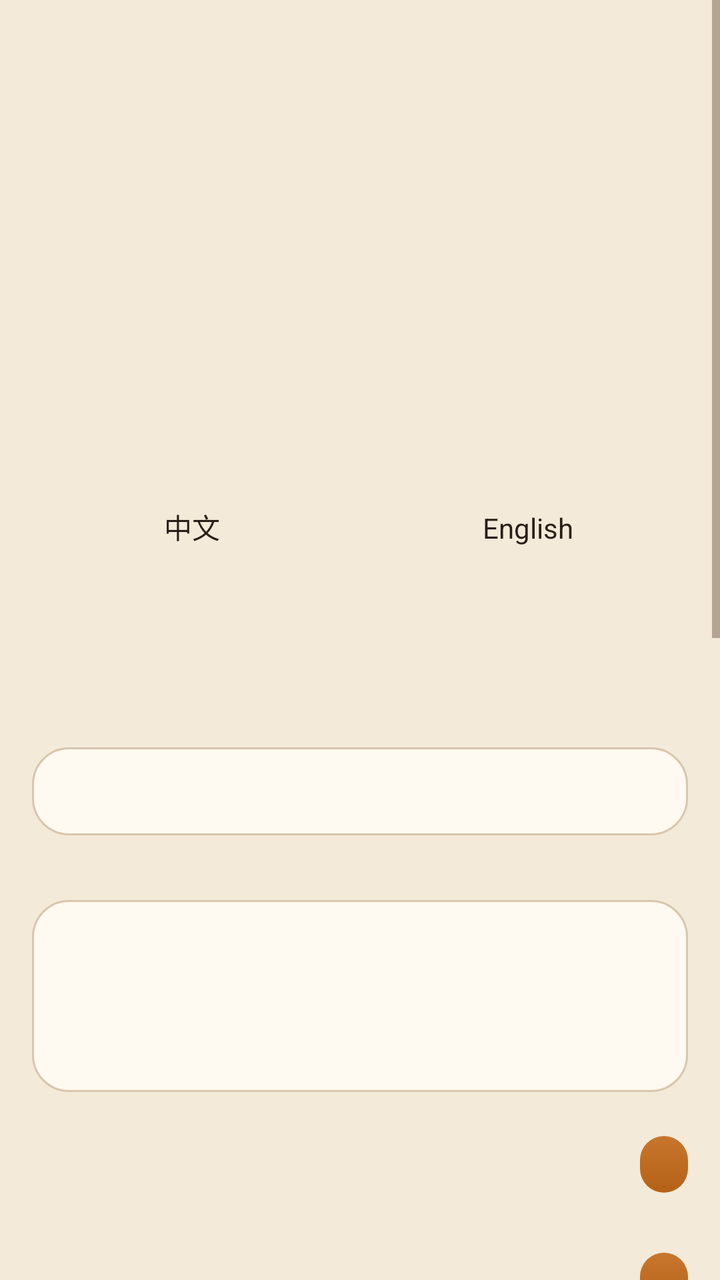
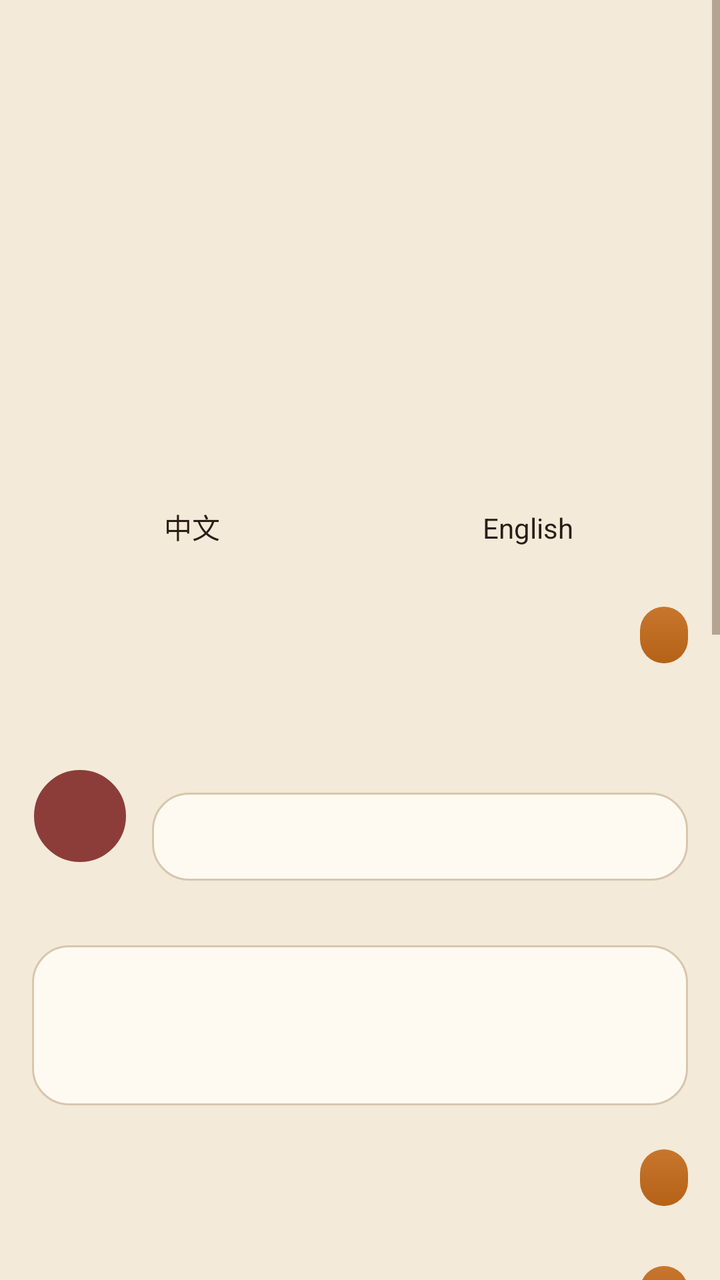

Compare the two renders of this Android layout. The source of the first and the diff that turns it into the second are given below.
<!-- AndroidManifest.xml: application theme Theme.Tavern -->
<!-- res/layout/panel_settings.xml -->
<?xml version="1.0" encoding="utf-8"?>
<ScrollView xmlns:android="http://schemas.android.com/apk/res/android"
    android:layout_width="match_parent"
    android:layout_height="match_parent"
    android:clipToPadding="false"
    android:paddingBottom="24dp">

    <LinearLayout
        android:layout_width="match_parent"
        android:layout_height="wrap_content"
        android:orientation="vertical"
        android:padding="16dp">

        <TextView
            android:id="@+id/titleSettings"
            android:layout_width="match_parent"
            android:layout_height="wrap_content"
            android:fontFamily="serif"
            android:textColor="@color/ink"
            android:textSize="22sp" />

        <TextView
            android:id="@+id/settingsHint"
            android:layout_width="match_parent"
            android:layout_height="wrap_content"
            android:layout_marginTop="6dp"
            android:textColor="@color/muted"
            android:textSize="12sp" />

        <TextView
            android:id="@+id/labelAppearance"
            android:layout_width="match_parent"
            android:layout_height="wrap_content"
            android:layout_marginTop="20dp"
            android:textColor="@color/candle"
            android:textSize="13sp" />

        <TextView
            android:id="@+id/appearanceHint"
            android:layout_width="match_parent"
            android:layout_height="wrap_content"
            android:layout_marginTop="4dp"
            android:textColor="@color/muted"
            android:textSize="12sp" />

        <LinearLayout
            android:layout_width="match_parent"
            android:layout_height="wrap_content"
            android:layout_marginTop="10dp"
            android:orientation="horizontal">

            <TextView
                android:id="@+id/btnDark"
                android:layout_width="0dp"
                android:layout_height="40dp"
                android:layout_marginEnd="6dp"
                android:layout_weight="1"
                android:gravity="center"
                android:textColor="@color/ink" />

            <TextView
                android:id="@+id/btnLight"
                android:layout_width="0dp"
                android:layout_height="40dp"
                android:layout_marginEnd="6dp"
                android:layout_weight="1"
                android:gravity="center"
                android:textColor="@color/ink" />

            <TextView
                android:id="@+id/btnSystem"
                android:layout_width="0dp"
                android:layout_height="40dp"
                android:layout_weight="1"
                android:gravity="center"
                android:textColor="@color/ink" />
        </LinearLayout>

        <TextView
            android:id="@+id/labelLanguage"
            android:layout_width="match_parent"
            android:layout_height="wrap_content"
            android:layout_marginTop="20dp"
            android:textColor="@color/candle"
            android:textSize="13sp" />

        <TextView
            android:id="@+id/languageHint"
            android:layout_width="match_parent"
            android:layout_height="wrap_content"
            android:layout_marginTop="4dp"
            android:textColor="@color/muted"
            android:textSize="12sp" />

        <LinearLayout
            android:layout_width="match_parent"
            android:layout_height="wrap_content"
            android:layout_marginTop="10dp"
            android:orientation="horizontal">

            <TextView
                android:id="@+id/btnZh"
                android:layout_width="0dp"
                android:layout_height="40dp"
                android:layout_marginEnd="8dp"
                android:layout_weight="1"
                android:gravity="center"
                android:text="中文"
                android:textColor="@color/ink" />

            <TextView
                android:id="@+id/btnEn"
                android:layout_width="0dp"
                android:layout_height="40dp"
                android:layout_weight="1"
                android:gravity="center"
                android:text="English"
                android:textColor="@color/ink" />
        </LinearLayout>

        <TextView
            android:id="@+id/labelPersona"
            android:layout_width="match_parent"
            android:layout_height="wrap_content"
            android:layout_marginTop="20dp"
            android:textColor="@color/candle"
            android:textSize="13sp" />

        <TextView
            android:id="@+id/personaHint"
            android:layout_width="match_parent"
            android:layout_height="wrap_content"
            android:layout_marginTop="4dp"
            android:textColor="@color/muted"
            android:textSize="12sp" />

        <TextView
            android:id="@+id/labelUserName"
            android:layout_width="match_parent"
            android:layout_height="wrap_content"
            android:layout_marginTop="10dp"
            android:textColor="@color/muted"
            android:textSize="12sp" />

        <EditText
            android:id="@+id/etUserName"
            android:layout_width="match_parent"
            android:layout_height="44dp"
            android:layout_marginTop="6dp"
            android:background="@drawable/bg_input"
            android:paddingHorizontal="12dp"
            android:textColor="@color/ink"
            android:textSize="14sp" />

        <TextView
            android:id="@+id/labelUserPersona"
            android:layout_width="match_parent"
            android:layout_height="wrap_content"
            android:layout_marginTop="10dp"
            android:textColor="@color/muted"
            android:textSize="12sp" />

        <EditText
            android:id="@+id/etUserPersona"
            android:layout_width="match_parent"
            android:layout_height="wrap_content"
            android:layout_marginTop="6dp"
            android:background="@drawable/bg_input"
            android:gravity="top"
            android:minHeight="96dp"
            android:padding="12dp"
            android:textColor="@color/ink"
            android:textSize="14sp" />

        <LinearLayout
            android:layout_width="match_parent"
            android:layout_height="wrap_content"
            android:layout_marginTop="22dp"
            android:gravity="center_vertical"
            android:orientation="horizontal">

            <TextView
                android:id="@+id/labelProfiles"
                android:layout_width="0dp"
                android:layout_height="wrap_content"
                android:layout_weight="1"
                android:textColor="@color/candle"
                android:textSize="13sp" />

            <TextView
                android:id="@+id/btnNewProfile"
                android:layout_width="wrap_content"
                android:layout_height="wrap_content"
                android:background="@drawable/bg_chip_on"
                android:paddingHorizontal="12dp"
                android:paddingVertical="6dp"
                android:textColor="@color/on_candle"
                android:textSize="12sp" />
        </LinearLayout>

        <TextView
            android:id="@+id/noProfiles"
            android:layout_width="match_parent"
            android:layout_height="wrap_content"
            android:layout_marginTop="8dp"
            android:textColor="@color/muted"
            android:textSize="13sp"
            android:visibility="gone" />

        <LinearLayout
            android:id="@+id/profileList"
            android:layout_width="match_parent"
            android:layout_height="wrap_content"
            android:layout_marginTop="8dp"
            android:orientation="vertical" />

        <LinearLayout
            android:layout_width="match_parent"
            android:layout_height="wrap_content"
            android:layout_marginTop="22dp"
            android:gravity="center_vertical"
            android:orientation="horizontal">

            <TextView
                android:id="@+id/labelPresets"
                android:layout_width="0dp"
                android:layout_height="wrap_content"
                android:layout_weight="1"
                android:textColor="@color/candle"
                android:textSize="13sp" />

            <TextView
                android:id="@+id/btnNewPreset"
                android:layout_width="wrap_content"
                android:layout_height="wrap_content"
                android:background="@drawable/bg_chip_on"
                android:paddingHorizontal="12dp"
                android:paddingVertical="6dp"
                android:textColor="@color/on_candle"
                android:textSize="12sp" />
        </LinearLayout>

        <TextView
            android:id="@+id/presetsHint"
            android:layout_width="match_parent"
            android:layout_height="wrap_content"
            android:layout_marginTop="4dp"
            android:textColor="@color/muted"
            android:textSize="12sp" />

        <LinearLayout
            android:id="@+id/presetList"
            android:layout_width="match_parent"
            android:layout_height="wrap_content"
            android:layout_marginTop="8dp"
            android:orientation="vertical" />

        <TextView
            android:id="@+id/labelChat"
            android:layout_width="match_parent"
            android:layout_height="wrap_content"
            android:layout_marginTop="22dp"
            android:textColor="@color/candle"
            android:textSize="13sp" />

        <LinearLayout
            android:id="@+id/rowStreaming"
            android:layout_width="match_parent"
            android:layout_height="44dp"
            android:layout_marginTop="8dp"
            android:background="@drawable/bg_card"
            android:gravity="center_vertical"
            android:orientation="horizontal"
            android:paddingHorizontal="12dp">

            <TextView
                android:id="@+id/labelStreaming"
                android:layout_width="0dp"
                android:layout_height="wrap_content"
                android:layout_weight="1"
                android:textColor="@color/ink"
                android:textSize="14sp" />

            <TextView
                android:id="@+id/valStreaming"
                android:layout_width="wrap_content"
                android:layout_height="wrap_content"
                android:textColor="@color/candle"
                android:textSize="12sp" />
        </LinearLayout>

        <LinearLayout
            android:id="@+id/rowAutoSummary"
            android:layout_width="match_parent"
            android:layout_height="44dp"
            android:layout_marginTop="8dp"
            android:background="@drawable/bg_card"
            android:gravity="center_vertical"
            android:orientation="horizontal"
            android:paddingHorizontal="12dp">

            <TextView
                android:id="@+id/labelAutoSummary"
                android:layout_width="0dp"
                android:layout_height="wrap_content"
                android:layout_weight="1"
                android:textColor="@color/ink"
                android:textSize="14sp" />

            <TextView
                android:id="@+id/valAutoSummary"
                android:layout_width="wrap_content"
                android:layout_height="wrap_content"
                android:textColor="@color/candle"
                android:textSize="12sp" />
        </LinearLayout>

        <TextView
            android:id="@+id/labelAdvanced"
            android:layout_width="match_parent"
            android:layout_height="wrap_content"
            android:layout_marginTop="22dp"
            android:textColor="@color/candle"
            android:textSize="13sp" />

        <TextView
            android:id="@+id/developerHint"
            android:layout_width="match_parent"
            android:layout_height="wrap_content"
            android:layout_marginTop="4dp"
            android:textColor="@color/muted"
            android:textSize="12sp" />

        <LinearLayout
            android:id="@+id/rowDeveloper"
            android:layout_width="match_parent"
            android:layout_height="44dp"
            android:layout_marginTop="8dp"
            android:background="@drawable/bg_card"
            android:gravity="center_vertical"
            android:orientation="horizontal"
            android:paddingHorizontal="12dp">

            <TextView
                android:id="@+id/labelDeveloper"
                android:layout_width="0dp"
                android:layout_height="wrap_content"
                android:layout_weight="1"
                android:textColor="@color/ink"
                android:textSize="14sp" />

            <TextView
                android:id="@+id/valDeveloper"
                android:layout_width="wrap_content"
                android:layout_height="wrap_content"
                android:textColor="@color/candle"
                android:textSize="12sp" />
        </LinearLayout>

        <TextView
            android:id="@+id/labelData"
            android:layout_width="match_parent"
            android:layout_height="wrap_content"
            android:layout_marginTop="22dp"
            android:textColor="@color/candle"
            android:textSize="13sp" />

        <TextView
            android:id="@+id/btnExport"
            android:layout_width="match_parent"
            android:layout_height="44dp"
            android:layout_marginTop="8dp"
            android:background="@drawable/bg_card"
            android:gravity="center"
            android:textColor="@color/ink" />

        <TextView
            android:id="@+id/btnImport"
            android:layout_width="match_parent"
            android:layout_height="44dp"
            android:layout_marginTop="8dp"
            android:background="@drawable/bg_card"
            android:gravity="center"
            android:textColor="@color/ink" />

        <TextView
            android:id="@+id/btnReset"
            android:layout_width="match_parent"
            android:layout_height="44dp"
            android:layout_marginTop="8dp"
            android:background="@drawable/bg_card"
            android:gravity="center"
            android:textColor="@color/wine" />

        <TextView
            android:id="@+id/labelAbout"
            android:layout_width="match_parent"
            android:layout_height="wrap_content"
            android:layout_marginTop="22dp"
            android:textColor="@color/candle"
            android:textSize="13sp" />

        <TextView
            android:id="@+id/aboutBody"
            android:layout_width="match_parent"
            android:layout_height="wrap_content"
            android:layout_marginTop="8dp"
            android:textColor="@color/muted"
            android:textSize="13sp" />

        <TextView
            android:id="@+id/aboutLine"
            android:layout_width="match_parent"
            android:layout_height="wrap_content"
            android:layout_marginTop="4dp"
            android:textColor="@color/muted"
            android:textSize="12sp" />
    </LinearLayout>
</ScrollView>
<!-- resources referenced by this layout -->
<resources>
  <color name="candle">#b56a1a</color>
  <color name="ink">#2a1d16</color>
  <color name="muted">#7a6554</color>
  <color name="on_candle">#f3ead9</color>
  <color name="wine">#8c3d3a</color>
  <!-- drawable bg_card (drawable) -->
  <?xml version="1.0" encoding="utf-8"?>
  <shape xmlns:android="http://schemas.android.com/apk/res/android">
      <gradient
          android:angle="90"
          android:endColor="#f6ecdc"
          android:startColor="#fdfaf4" />
      <corners android:radius="18dp" />
      <stroke android:width="1dp" android:color="#dcc7a5" />
  </shape>
  <!-- drawable bg_chip_on (drawable) -->
  <?xml version="1.0" encoding="utf-8"?>
  <shape xmlns:android="http://schemas.android.com/apk/res/android">
      <gradient
          android:angle="90"
          android:endColor="#c7762d"
          android:startColor="#b56217" />
      <corners android:radius="20dp" />
  </shape>
  <!-- drawable bg_input (drawable) -->
  <?xml version="1.0" encoding="utf-8"?>
  <shape xmlns:android="http://schemas.android.com/apk/res/android">
      <solid android:color="#fffaf1" />
      <corners android:radius="18dp" />
      <stroke android:width="1dp" android:color="#d8c6ad" />
  </shape>
  <style name="Theme.Tavern" parent="Theme.Material3.DayNight.NoActionBar">
          <item name="colorPrimary">@color/candle</item>
          <item name="colorOnPrimary">@color/on_candle</item>
          <item name="colorPrimaryContainer">@color/raised</item>
          <item name="colorOnPrimaryContainer">@color/ink</item>
          <item name="colorSecondary">@color/wine</item>
          <item name="colorOnSecondary">@color/ink</item>
          <item name="colorSurface">@color/surface</item>
          <item name="colorOnSurface">@color/ink</item>
          <item name="android:statusBarColor">@color/bg</item>
          <item name="android:navigationBarColor">@color/surface</item>
          <item name="android:windowBackground">@color/bg</item>
          <item name="android:textColor">@color/ink</item>
          <item name="android:textColorPrimary">@color/ink</item>
          <item name="android:textColorSecondary">@color/muted</item>
          <item name="android:windowLightStatusBar">true</item>
          <item name="colorControlActivated">@color/candle</item>
          <item name="android:colorAccent">@color/candle</item>
      </style>
  <color name="raised">#efe4d0</color>
  <color name="surface">#fbf6ea</color>
  <color name="bg">#f3ead9</color>
</resources>

<!-- the commit's change to res/layout/panel_settings.xml (unified diff, before → after) -->
@@ -118,69 +118,15 @@
                 android:textColor="@color/ink" />
         </LinearLayout>
 
-        <TextView
-            android:id="@+id/labelPersona"
+        <LinearLayout
             android:layout_width="match_parent"
             android:layout_height="wrap_content"
             android:layout_marginTop="20dp"
-            android:textColor="@color/candle"
-            android:textSize="13sp" />
-
-        <TextView
-            android:id="@+id/personaHint"
-            android:layout_width="match_parent"
-            android:layout_height="wrap_content"
-            android:layout_marginTop="4dp"
-            android:textColor="@color/muted"
-            android:textSize="12sp" />
-
-        <TextView
-            android:id="@+id/labelUserName"
-            android:layout_width="match_parent"
-            android:layout_height="wrap_content"
-            android:layout_marginTop="10dp"
-            android:textColor="@color/muted"
-            android:textSize="12sp" />
-
-        <EditText
-            android:id="@+id/etUserName"
-            android:layout_width="match_parent"
-            android:layout_height="44dp"
-            android:layout_marginTop="6dp"
-            android:background="@drawable/bg_input"
-            android:paddingHorizontal="12dp"
-            android:textColor="@color/ink"
-            android:textSize="14sp" />
-
-        <TextView
-            android:id="@+id/labelUserPersona"
-            android:layout_width="match_parent"
-            android:layout_height="wrap_content"
-            android:layout_marginTop="10dp"
-            android:textColor="@color/muted"
-            android:textSize="12sp" />
-
-        <EditText
-            android:id="@+id/etUserPersona"
-            android:layout_width="match_parent"
-            android:layout_height="wrap_content"
-            android:layout_marginTop="6dp"
-            android:background="@drawable/bg_input"
-            android:gravity="top"
-            android:minHeight="96dp"
-            android:padding="12dp"
-            android:textColor="@color/ink"
-            android:textSize="14sp" />
-
-        <LinearLayout
-            android:layout_width="match_parent"
-            android:layout_height="wrap_content"
-            android:layout_marginTop="22dp"
-            android:gravity="center_vertical"
-            android:orientation="horizontal">
-
-            <TextView
-                android:id="@+id/labelProfiles"
+            android:gravity="center_vertical"
+            android:orientation="horizontal">
+
+            <TextView
+                android:id="@+id/labelPersona"
                 android:layout_width="0dp"
                 android:layout_height="wrap_content"
                 android:layout_weight="1"
@@ -188,7 +134,7 @@
                 android:textSize="13sp" />
 
             <TextView
-                android:id="@+id/btnNewProfile"
+                android:id="@+id/btnNewPersona"
                 android:layout_width="wrap_content"
                 android:layout_height="wrap_content"
                 android:background="@drawable/bg_chip_on"
@@ -199,30 +145,107 @@
         </LinearLayout>
 
         <TextView
-            android:id="@+id/noProfiles"
-            android:layout_width="match_parent"
-            android:layout_height="wrap_content"
-            android:layout_marginTop="8dp"
-            android:textColor="@color/muted"
-            android:textSize="13sp"
-            android:visibility="gone" />
-
-        <LinearLayout
-            android:id="@+id/profileList"
-            android:layout_width="match_parent"
-            android:layout_height="wrap_content"
-            android:layout_marginTop="8dp"
+            android:id="@+id/personaHint"
+            android:layout_width="match_parent"
+            android:layout_height="wrap_content"
+            android:layout_marginTop="4dp"
+            android:textColor="@color/muted"
+            android:textSize="12sp" />
+
+        <LinearLayout
+            android:id="@+id/personaList"
+            android:layout_width="match_parent"
+            android:layout_height="wrap_content"
+            android:layout_marginTop="10dp"
             android:orientation="vertical" />
 
         <LinearLayout
             android:layout_width="match_parent"
             android:layout_height="wrap_content"
-            android:layout_marginTop="22dp"
-            android:gravity="center_vertical"
-            android:orientation="horizontal">
-
-            <TextView
-                android:id="@+id/labelPresets"
+            android:layout_marginTop="14dp"
+            android:gravity="center_vertical"
+            android:orientation="horizontal">
+
+            <FrameLayout
+                android:id="@+id/personaAvatarContainer"
+                android:layout_width="48dp"
+                android:layout_height="48dp">
+
+                <TextView
+                    android:id="@+id/personaAvatar"
+                    android:layout_width="match_parent"
+                    android:layout_height="match_parent"
+                    android:background="@drawable/bg_avatar"
+                    android:fontFamily="serif"
+                    android:gravity="center"
+                    android:textColor="@color/ink"
+                    android:textSize="16sp" />
+
+                <ImageView
+                    android:id="@+id/personaAvatarImg"
+                    android:layout_width="match_parent"
+                    android:layout_height="match_parent"
+                    android:background="@drawable/bg_avatar"
+                    android:clipToOutline="true"
+                    android:scaleType="centerCrop"
+                    android:visibility="gone" />
+            </FrameLayout>
+
+            <LinearLayout
+                android:layout_width="0dp"
+                android:layout_height="wrap_content"
+                android:layout_marginStart="12dp"
+                android:layout_weight="1"
+                android:orientation="vertical">
+
+                <TextView
+                    android:id="@+id/labelUserName"
+                    android:layout_width="match_parent"
+                    android:layout_height="wrap_content"
+                    android:textColor="@color/muted"
+                    android:textSize="12sp" />
+
+                <EditText
+                    android:id="@+id/etUserName"
+                    android:layout_width="match_parent"
+                    android:layout_height="44dp"
+                    android:layout_marginTop="4dp"
+                    android:background="@drawable/bg_input"
+                    android:paddingHorizontal="12dp"
+                    android:textColor="@color/ink"
+                    android:textSize="14sp" />
+            </LinearLayout>
+        </LinearLayout>
+
+        <TextView
+            android:id="@+id/labelUserPersona"
+            android:layout_width="match_parent"
+            android:layout_height="wrap_content"
+            android:layout_marginTop="10dp"
+            android:textColor="@color/muted"
+            android:textSize="12sp" />
+
+        <EditText
+            android:id="@+id/etUserPersona"
+            android:layout_width="match_parent"
+            android:layout_height="wrap_content"
+            android:layout_marginTop="6dp"
+            android:background="@drawable/bg_input"
+            android:gravity="top"
+            android:minHeight="80dp"
+            android:padding="12dp"
+            android:textColor="@color/ink"
+            android:textSize="14sp" />
+
+        <LinearLayout
+            android:layout_width="match_parent"
+            android:layout_height="wrap_content"
+            android:layout_marginTop="22dp"
+            android:gravity="center_vertical"
+            android:orientation="horizontal">
+
+            <TextView
+                android:id="@+id/labelProfiles"
                 android:layout_width="0dp"
                 android:layout_height="wrap_content"
                 android:layout_weight="1"
@@ -230,7 +253,7 @@
                 android:textSize="13sp" />
 
             <TextView
-                android:id="@+id/btnNewPreset"
+                android:id="@+id/btnNewProfile"
                 android:layout_width="wrap_content"
                 android:layout_height="wrap_content"
                 android:background="@drawable/bg_chip_on"
@@ -241,6 +264,48 @@
         </LinearLayout>
 
         <TextView
+            android:id="@+id/noProfiles"
+            android:layout_width="match_parent"
+            android:layout_height="wrap_content"
+            android:layout_marginTop="8dp"
+            android:textColor="@color/muted"
+            android:textSize="13sp"
+            android:visibility="gone" />
+
+        <LinearLayout
+            android:id="@+id/profileList"
+            android:layout_width="match_parent"
+            android:layout_height="wrap_content"
+            android:layout_marginTop="8dp"
+            android:orientation="vertical" />
+
+        <LinearLayout
+            android:layout_width="match_parent"
+            android:layout_height="wrap_content"
+            android:layout_marginTop="22dp"
+            android:gravity="center_vertical"
+            android:orientation="horizontal">
+
+            <TextView
+                android:id="@+id/labelPresets"
+                android:layout_width="0dp"
+                android:layout_height="wrap_content"
+                android:layout_weight="1"
+                android:textColor="@color/candle"
+                android:textSize="13sp" />
+
+            <TextView
+                android:id="@+id/btnNewPreset"
+                android:layout_width="wrap_content"
+                android:layout_height="wrap_content"
+                android:background="@drawable/bg_chip_on"
+                android:paddingHorizontal="12dp"
+                android:paddingVertical="6dp"
+                android:textColor="@color/on_candle"
+                android:textSize="12sp" />
+        </LinearLayout>
+
+        <TextView
             android:id="@+id/presetsHint"
             android:layout_width="match_parent"
             android:layout_height="wrap_content"
<!-- resource entries referenced after the edit -->
@@ -5,6 +5,12 @@
   <color name="muted">#7a6554</color>
   <color name="on_candle">#f3ead9</color>
   <color name="wine">#8c3d3a</color>
+  <!-- drawable bg_avatar (drawable) -->
+  <?xml version="1.0" encoding="utf-8"?>
+  <shape xmlns:android="http://schemas.android.com/apk/res/android" android:shape="oval">
+      <solid android:color="#8c3d3a" />
+      <stroke android:width="1dp" android:color="#f3ead9" />
+  </shape>
   <!-- drawable bg_card (drawable) -->
   <?xml version="1.0" encoding="utf-8"?>
   <shape xmlns:android="http://schemas.android.com/apk/res/android">
